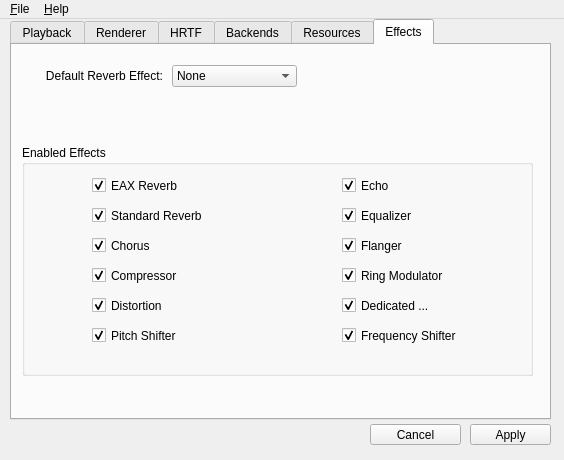
kcat/openal-soft, file utils/alsoft-config/mainwindow.ui: the form before one commit.
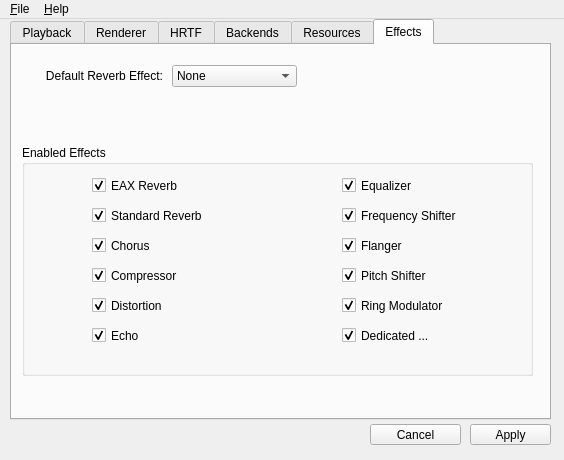
The form after the commit. The open tabs and pages were chosen to show the change. Icons and pictures are not drawn.

Commit message: Better sort the effect list in alsoft-config

Patch:
```diff
--- a/utils/alsoft-config/mainwindow.ui
+++ b/utils/alsoft-config/mainwindow.ui
@@ -2011,8 +2011,8 @@
       <widget class="QCheckBox" name="enableEchoCheck">
        <property name="geometry">
         <rect>
-         <x>320</x>
-         <y>30</y>
+         <x>70</x>
+         <y>180</y>
          <width>131</width>
          <height>21</height>
         </rect>
@@ -2028,7 +2028,7 @@
        <property name="geometry">
         <rect>
          <x>320</x>
-         <y>60</y>
+         <y>30</y>
          <width>131</width>
          <height>21</height>
         </rect>
@@ -2060,7 +2060,7 @@
        <property name="geometry">
         <rect>
          <x>320</x>
-         <y>120</y>
+         <y>150</y>
          <width>131</width>
          <height>21</height>
         </rect>
@@ -2076,7 +2076,7 @@
        <property name="geometry">
         <rect>
          <x>320</x>
-         <y>150</y>
+         <y>180</y>
          <width>131</width>
          <height>21</height>
         </rect>
@@ -2111,8 +2111,8 @@
       <widget class="QCheckBox" name="enablePitchShifterCheck">
        <property name="geometry">
         <rect>
-         <x>70</x>
-         <y>180</y>
+         <x>320</x>
+         <y>120</y>
          <width>131</width>
          <height>21</height>
         </rect>
@@ -2128,7 +2128,7 @@
        <property name="geometry">
         <rect>
          <x>320</x>
-         <y>180</y>
+         <y>60</y>
          <width>131</width>
          <height>21</height>
         </rect>
```
Left out of the diff: 12 changed lines with no effect on the pictures.
